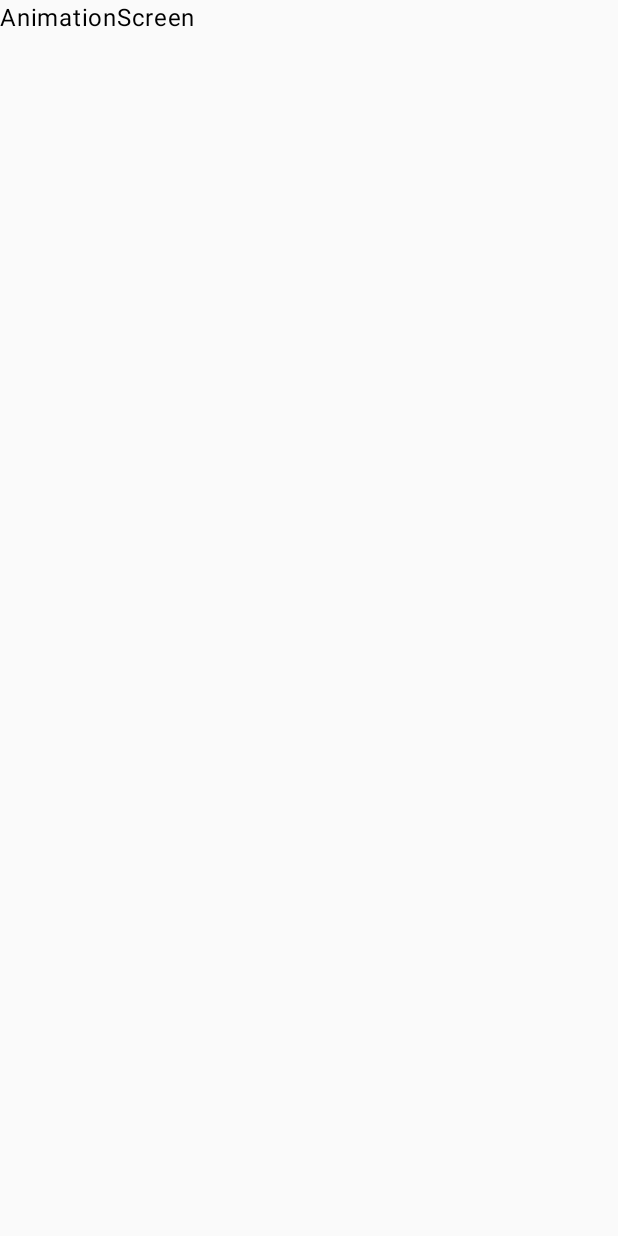
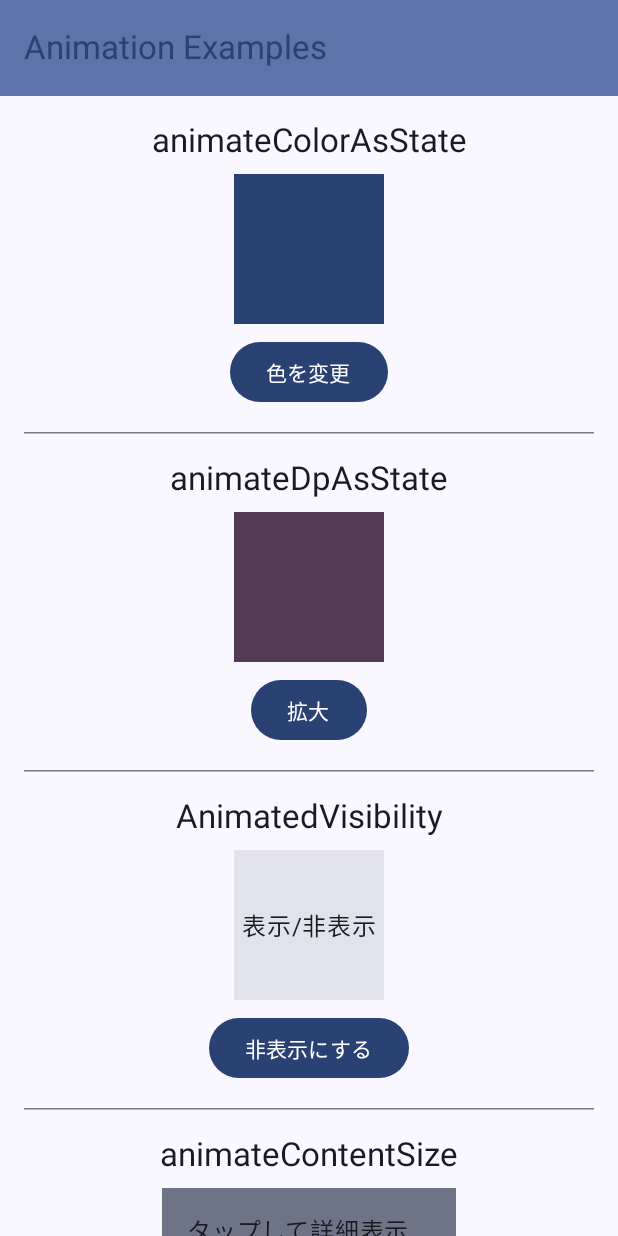
Before and after one commit to Fujikouki/AndroidLab, an Android app built with Jetpack Compose: the AnimationScreen screen opened through its navigation route, on a phone screen of 412 x 824 dp. Before the commit the screen is almost empty. Run offline under Robolectric (Android 15) with nearby library versions, the phone set to English and light mode, and no system bars.

Commit message:
アニメーション学習項目の初期実装

```diff
--- a/app/src/main/java/com/example/kouki/fujisue/androidlab/MainActivity.kt
+++ b/app/src/main/java/com/example/kouki/fujisue/androidlab/MainActivity.kt
@@ -10,6 +10,7 @@ import androidx.compose.ui.tooling.preview.Preview
 import androidx.navigation.compose.NavHost
 import androidx.navigation.compose.composable
 import androidx.navigation.compose.rememberNavController
+import com.example.kouki.fujisue.androidlab.ui.animation.AnimationScreen
 import com.example.kouki.fujisue.androidlab.ui.button.ButtonScreen
 import com.example.kouki.fujisue.androidlab.ui.dialog.DialogScreen
 import com.example.kouki.fujisue.androidlab.ui.image.ImageScreen
@@ -78,8 +79,7 @@ fun AppContent() {
                 Text("StorageScreen")
             }
             composable<Route.AnimationScreen> {
-                // TODO: AnimationScreenを実装する
-                Text("AnimationScreen")
+                AnimationScreen()
             }
             composable<Route.ThemingScreen> {
                 // TODO: ThemingScreenを実装する
--- /dev/null
+++ b/app/src/main/java/com/example/kouki/fujisue/androidlab/ui/animation/AnimationScreen.kt
@@ -0,0 +1,271 @@
+package com.example.kouki.fujisue.androidlab.ui.animation
+
+import androidx.compose.animation.AnimatedVisibility
+import androidx.compose.animation.animateColorAsState
+import androidx.compose.animation.animateContentSize
+import androidx.compose.animation.core.animateDpAsState
+import androidx.compose.animation.core.tween
+import androidx.compose.animation.fadeIn
+import androidx.compose.animation.fadeOut
+import androidx.compose.animation.slideInHorizontally
+import androidx.compose.animation.slideOutHorizontally
+import androidx.compose.foundation.background
+import androidx.compose.foundation.clickable
+import androidx.compose.foundation.layout.Arrangement
+import androidx.compose.foundation.layout.Box
+import androidx.compose.foundation.layout.Column
+import androidx.compose.foundation.layout.Spacer
+import androidx.compose.foundation.layout.fillMaxSize
+import androidx.compose.foundation.layout.height
+import androidx.compose.foundation.layout.padding
+import androidx.compose.foundation.layout.size
+import androidx.compose.foundation.rememberScrollState
+import androidx.compose.foundation.verticalScroll
+import androidx.compose.material.icons.Icons
+import androidx.compose.material.icons.filled.Close
+import androidx.compose.material.icons.filled.PlayArrow
+import androidx.compose.material3.Button
+import androidx.compose.material3.DividerDefaults
+import androidx.compose.material3.ExperimentalMaterial3Api
+import androidx.compose.material3.HorizontalDivider
+import androidx.compose.material3.Icon
+import androidx.compose.material3.MaterialTheme
+import androidx.compose.material3.Scaffold
+import androidx.compose.material3.Text
+import androidx.compose.material3.TopAppBar
+import androidx.compose.material3.TopAppBarDefaults
+import androidx.compose.runtime.Composable
+import androidx.compose.runtime.getValue
+import androidx.compose.runtime.mutableStateOf
+import androidx.compose.runtime.remember
+import androidx.compose.runtime.setValue
+import androidx.compose.ui.Alignment
+import androidx.compose.ui.Modifier
+import androidx.compose.ui.graphics.Color
+import androidx.compose.ui.text.style.TextAlign
+import androidx.compose.ui.tooling.preview.Preview
+import androidx.compose.ui.unit.dp
+import com.example.kouki.fujisue.androidlab.ui.theme.AndroidLabTheme
+
+@OptIn(ExperimentalMaterial3Api::class)
+@Composable
+fun AnimationScreen() {
+    Scaffold(
+        topBar = {
+            TopAppBar(
+                title = { Text("Animation Examples") },
+                colors = TopAppBarDefaults.topAppBarColors(
+                    containerColor = MaterialTheme.colorScheme.primaryContainer,
+                    titleContentColor = MaterialTheme.colorScheme.primary,
+                )
+            )
+        }
+    ) { paddingValues ->
+        Column(
+            modifier = Modifier
+                .fillMaxSize()
+                .padding(paddingValues)
+                .padding(horizontal = 16.dp)
+                .verticalScroll(rememberScrollState()),
+            horizontalAlignment = Alignment.CenterHorizontally,
+        ) {
+            Spacer(modifier = Modifier.height(16.dp))
+
+            SectionTitle("animateColorAsState")
+            ColorAnimationExample()
+
+            HorizontalDivider(
+                modifier = Modifier.padding(vertical = 16.dp),
+                thickness = DividerDefaults.Thickness,
+                color = DividerDefaults.color
+            )
+
+            SectionTitle("animateDpAsState")
+            SizeAnimationExample()
+
+            HorizontalDivider(
+                modifier = Modifier.padding(vertical = 16.dp),
+                thickness = DividerDefaults.Thickness,
+                color = DividerDefaults.color
+            )
+
+            SectionTitle("AnimatedVisibility")
+            VisibilityAnimationExample()
+
+            HorizontalDivider(
+                modifier = Modifier.padding(vertical = 16.dp),
+                thickness = DividerDefaults.Thickness,
+                color = DividerDefaults.color
+            )
+
+            SectionTitle("animateContentSize")
+            ContentSizeAnimationExample()
+
+            HorizontalDivider(
+                modifier = Modifier.padding(vertical = 16.dp),
+                thickness = DividerDefaults.Thickness,
+                color = DividerDefaults.color
+            )
+
+            SectionTitle("Crossfade")
+            CrossfadeAnimationExample()
+
+            Spacer(modifier = Modifier.height(16.dp))
+        }
+    }
+}
+
+@Composable
+fun SectionTitle(title: String) {
+    Text(
+        text = title,
+        style = MaterialTheme.typography.titleLarge,
+        modifier = Modifier.padding(bottom = 8.dp)
+    )
+}
+
+@Composable
+fun ColorAnimationExample() {
+    var usePrimaryColor by remember { mutableStateOf(true) }
+    val animatedColor by animateColorAsState(
+        targetValue = if (usePrimaryColor) MaterialTheme.colorScheme.primary else MaterialTheme.colorScheme.secondary,
+        animationSpec = tween(1000), // 1秒かけて色を変化
+        label = "Color Animation"
+    )
+
+    Column(
+        horizontalAlignment = Alignment.CenterHorizontally,
+        verticalArrangement = Arrangement.spacedBy(8.dp)
+    ) {
+        Box(
+            modifier = Modifier
+                .size(100.dp)
+                .background(animatedColor)
+        )
+        Button(onClick = { usePrimaryColor = !usePrimaryColor }) {
+            Text("色を変更")
+        }
+    }
+}
+
+@Composable
+fun SizeAnimationExample() {
+    var isExpanded by remember { mutableStateOf(false) }
+    val animatedSize by animateDpAsState(
+        targetValue = if (isExpanded) 150.dp else 100.dp,
+        label = "Size Animation"
+    )
+
+    Column(
+        horizontalAlignment = Alignment.CenterHorizontally,
+        verticalArrangement = Arrangement.spacedBy(8.dp)
+    ) {
+        Box(
+            modifier = Modifier
+                .size(animatedSize)
+                .background(MaterialTheme.colorScheme.tertiary)
+        )
+        Button(onClick = { isExpanded = !isExpanded }) {
+            Text(if (isExpanded) "縮小" else "拡大")
+        }
+    }
+}
+
+@Composable
+fun VisibilityAnimationExample() {
+    var isVisible by remember { mutableStateOf(true) }
+
+    Column(
+        horizontalAlignment = Alignment.CenterHorizontally,
+        verticalArrangement = Arrangement.spacedBy(8.dp)
+    ) {
+        AnimatedVisibility(
+            visible = isVisible,
+            enter = fadeIn() + slideInHorizontally(),
+            exit = fadeOut() + slideOutHorizontally()
+        ) {
+            Box(
+                modifier = Modifier
+                    .size(100.dp)
+                    .background(MaterialTheme.colorScheme.surfaceVariant)
+            ) {
+                Text("表示/非表示", modifier = Modifier.align(Alignment.Center))
+            }
+        }
+        Button(onClick = { isVisible = !isVisible }) {
+            Text(if (isVisible) "非表示にする" else "表示する")
+        }
+    }
+}
+
+@Composable
+fun ContentSizeAnimationExample() {
+    var isExpanded by remember { mutableStateOf(false) }
+
+    Box(
+        modifier = Modifier
+            .background(MaterialTheme.colorScheme.secondaryContainer)
+            .animateContentSize(animationSpec = tween(500)) // このModifierを追加
+            .clickable { isExpanded = !isExpanded }
+            .padding(16.dp)
+    ) {
+        Text(
+            text = if (isExpanded) {
+                "これは長いテキストです。animateContentSizeは、コンテンツのサイズが変更されたときに、そのサイズ変更を自動的にアニメーション化します。Modifierをクリックするとテキストの長さが変わります。"
+            } else {
+                "タップして詳細表示..."
+            },
+            textAlign = TextAlign.Center
+        )
+    }
+}
+
+@Composable
+fun CrossfadeAnimationExample() {
+    var screenState by remember { mutableStateOf(Screen.Play) }
+
+    Column(
+        horizontalAlignment = Alignment.CenterHorizontally,
+        verticalArrangement = Arrangement.spacedBy(8.dp)
+    ) {
+        androidx.compose.animation.Crossfade(
+            targetState = screenState,
+            animationSpec = tween(500),
+            label = "Crossfade"
+        ) { state ->
+            when (state) {
+                Screen.Play -> {
+                    Icon(
+                        imageVector = Icons.Default.PlayArrow,
+                        contentDescription = "Play",
+                        modifier = Modifier.size(100.dp)
+                    )
+                }
+
+                Screen.Stop -> {
+                    Icon(
+                        imageVector = Icons.Default.Close,
+                        contentDescription = "Stop",
+                        modifier = Modifier.size(100.dp),
+                        tint = Color.Red
+                    )
+                }
+            }
+        }
+        Button(onClick = {
+            screenState = if (screenState == Screen.Play) Screen.Stop else Screen.Play
+        }) {
+            Text("切り替え")
+        }
+    }
+}
+
+enum class Screen { Play, Stop }
+
+@Preview(showBackground = true)
+@Composable
+fun AnimationScreenPreview() {
+    AndroidLabTheme {
+        AnimationScreen()
+    }
+}
```
